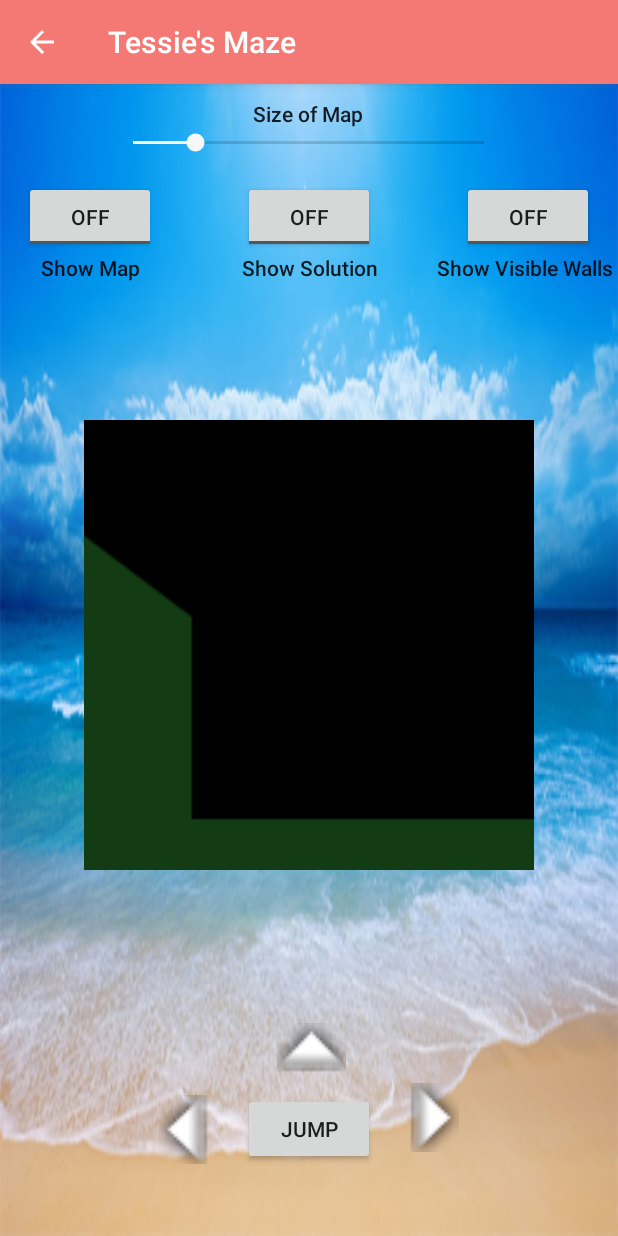
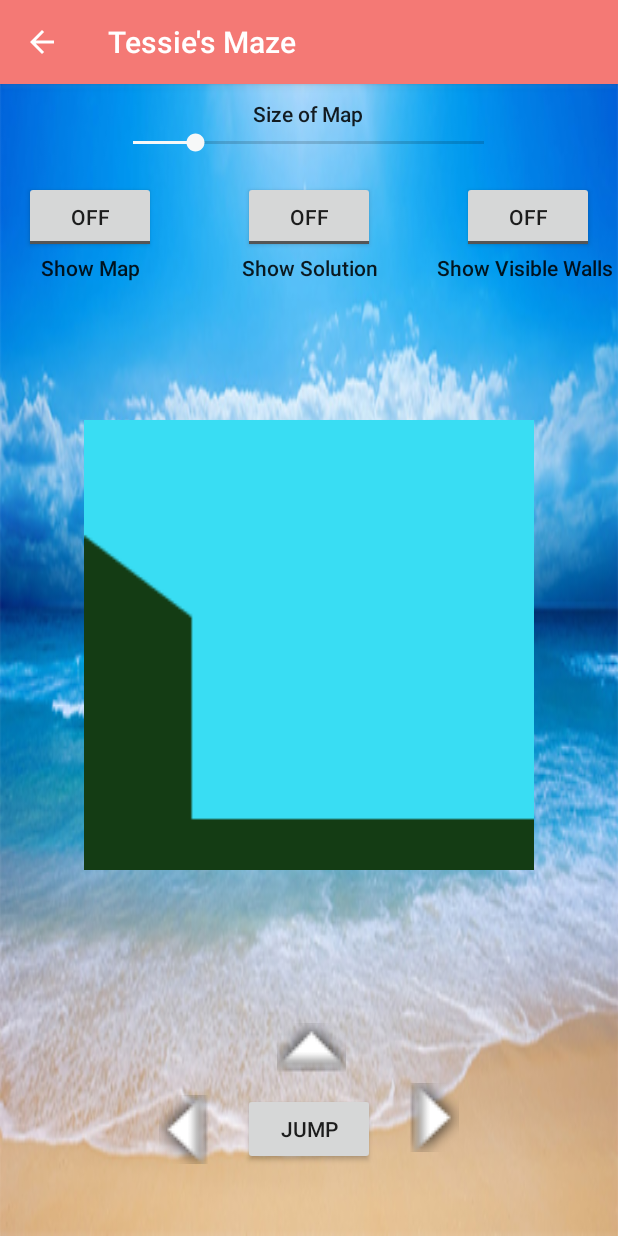
Before and after one commit to TessieB/BeachMazeApp, an Android app: the PlayManuallyActivity screen opened directly, with no data from a screen before it, on a phone screen of 412 x 824 dp. Run offline under Robolectric (Android 15) with nearby library versions, the phone set to English and light mode, and no system bars.

Commit message:
successfully revisits old maze with correct seed and back button works

```diff
--- a/app/src/main/java/edu/wm/cs/cs301/TessieBaumann/gui/AMazeActivity.java
+++ b/app/src/main/java/edu/wm/cs/cs301/TessieBaumann/gui/AMazeActivity.java
@@ -158,6 +158,7 @@ public class AMazeActivity extends AppCompatActivity  {
         bundle.putInt("Skill Level", skillLevelNum);
         bundle.putString("Maze Generator", builder);
         bundle.putBoolean("Rooms", wantRooms);
+        bundle.putBoolean("Revisit", false);
         intent.putExtras(bundle);
         startActivity(intent);
     }
@@ -188,6 +189,7 @@ public class AMazeActivity extends AppCompatActivity  {
         Intent intent = new Intent(this, GeneratingActivity.class);
         Bundle bundle = getIntent().getExtras();
         bundle.putString("Energy Consumption", null);
+        bundle.putBoolean("Revisit", true);
         intent.putExtras(bundle);
         startActivity(intent);
     }
--- a/app/src/main/java/edu/wm/cs/cs301/TessieBaumann/gui/MazePanel.java
+++ b/app/src/main/java/edu/wm/cs/cs301/TessieBaumann/gui/MazePanel.java
@@ -14,6 +14,8 @@ import android.os.Bundle;
 import android.util.AttributeSet;
 import android.util.Log;
 import android.view.View;
+
+import androidx.core.content.ContextCompat;
 
 import edu.wm.cs.cs301.TessieBaumann.R;
 
@@ -261,9 +263,9 @@ public class MazePanel extends View {
 //        canvas.drawBitmap(bitmap2, 0, 0, null);
         //canvas.drawRect(0, 0, 400, 200, paint);
         //canvas.drawPicture(R.id.);
-        paint.setColor(Color.BLACK);
+        paint.setColor(ContextCompat.getColor(getContext(), R.color.skyBlue));
         if(!top){
-            paint.setColor(Color.WHITE);
+            paint.setColor(ContextCompat.getColor(getContext(), R.color.sand));
         }
         top = !top;
     }
--- a/app/src/main/java/edu/wm/cs/cs301/TessieBaumann/gui/RobotDriver.java
+++ b/app/src/main/java/edu/wm/cs/cs301/TessieBaumann/gui/RobotDriver.java
@@ -70,4 +70,6 @@ public interface RobotDriver {
 
     public void setAnimationSpeed(int speed);
 
+    public void terminateThread() throws Exception;
+
 }
--- a/app/src/main/java/edu/wm/cs/cs301/TessieBaumann/gui/WallFollower.java
+++ b/app/src/main/java/edu/wm/cs/cs301/TessieBaumann/gui/WallFollower.java
@@ -60,7 +60,7 @@ public class WallFollower extends Wizard implements RobotDriver {
         Runnable runnable = new Runnable() {
             @Override
             public void run() {
-                while (distance >= 0) {
+                while (distance >= 0 && wallFollowerThread != null) {
                     try {
                         boolean facingExit = drive1Step2Exit();
                         if(robot.isAtExit() && !facingExit) {
@@ -107,6 +107,15 @@ public class WallFollower extends Wizard implements RobotDriver {
             }
             catch(Exception e){}
         }
+    }
+
+    @Override
+    public void terminateThread()throws Exception{
+        if(wallFollowerThread != null){
+            wallFollowerThread.interrupt();
+            wallFollowerThread = null;
+        }
+        throw new Exception();
     }
 
     /**
--- a/app/src/main/res/values/colors.xml
+++ b/app/src/main/res/values/colors.xml
@@ -10,4 +10,6 @@
     <color name="sensor">#030304</color>
     <color name="green">#237102</color>
     <color name="red">#F44336</color>
+    <color name="skyBlue">#39DDF3</color>
+    <color name="sand">#F4DA8A</color>
 </resources>
```
Also changed, not shown: app/src/main/java/edu/wm/cs/cs301/TessieBaumann/gui/GeneratingActivity.java (+34 -0 lines), app/src/main/java/edu/wm/cs/cs301/TessieBaumann/gui/PlayAnimationActivity.java (+14 -1 lines), app/src/main/java/edu/wm/cs/cs301/TessieBaumann/gui/PlayManuallyActivity.java (+4 -14 lines), app/src/main/java/edu/wm/cs/cs301/TessieBaumann/gui/Wizard.java (+10 -1 lines).
